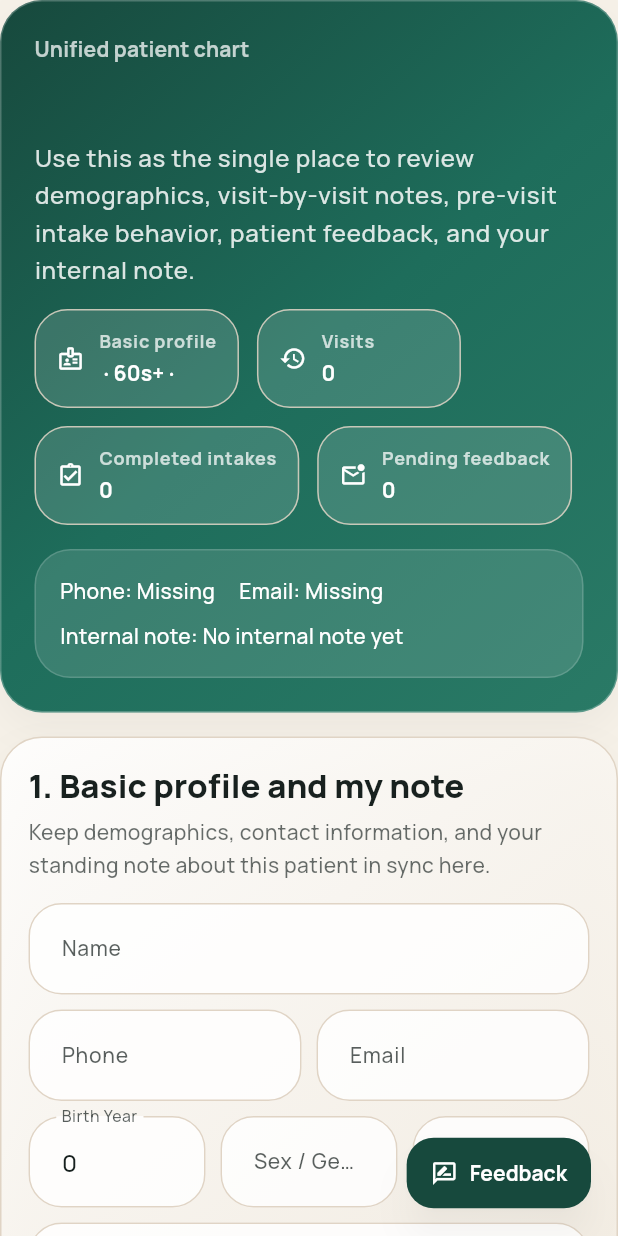
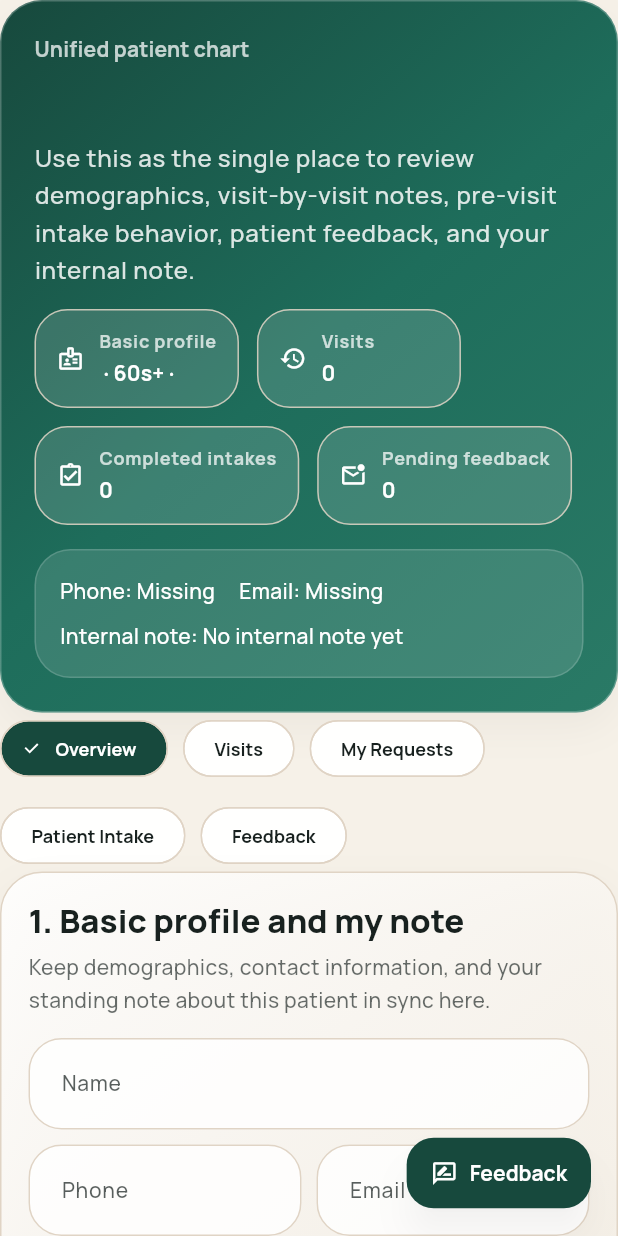
Before and after one commit to HugoSeong0721/test-mvp, a Flutter app: the PatientRecordWorkspace widget shown alone on an empty page, opened directly with empty values, on a phone screen of 412 x 824 dp. Run offline on Flutter 3.47's test engine with Material 3 defaults, Android fonts, the phone set to English and light mode, and no system bars; our stand-ins replace cloud_firestore, firebase_auth, firebase_core, google_fonts, shared_preferences; missing offline and left inert: dart:html; accounts and stored records are empty.

Commit message:
Simplify patient home and tab practitioner patient chart

```diff
--- a/lib/features/practitioner_dashboard/presentation/patient_record_workspace.dart
+++ b/lib/features/practitioner_dashboard/presentation/patient_record_workspace.dart
@@ -5,6 +5,8 @@ import '../../../core/data/clinic_data_store.dart';
 import '../../../core/settings/app_language_controller.dart';
 import '../../../core/theme/app_theme.dart';
 import '../../../core/widgets/app_shell.dart';
+
+enum _PatientRecordTab { overview, visits, requests, intake, feedback }
 
 class PatientRecordWorkspace extends StatefulWidget {
   const PatientRecordWorkspace({
@@ -32,6 +34,7 @@ class _PatientRecordWorkspaceState extends State<PatientRecordWorkspace> {
   late TextEditingController _sexController;
   late TextEditingController _ethnicityController;
   late TextEditingController _memoController;
+  _PatientRecordTab _selectedTab = _PatientRecordTab.overview;
 
   @override
   void initState() {
@@ -275,7 +278,73 @@ class _PatientRecordWorkspaceState extends State<PatientRecordWorkspace> {
                           ],
                         ),
                       ),
-                      const SizedBox(height: 16),
+                      const SizedBox.shrink(),
+                      Wrap(
+                        spacing: 10,
+                        runSpacing: 10,
+                        children: [
+                          ChoiceChip(
+                            label: Text(
+                              lang.tr('Overview', '기본 정보'),
+                            ),
+                            selected:
+                                _selectedTab == _PatientRecordTab.overview,
+                            onSelected: (_) {
+                              setState(
+                                () => _selectedTab = _PatientRecordTab.overview,
+                              );
+                            },
+                          ),
+                          ChoiceChip(
+                            label: Text(
+                              lang.tr('Visits', '방문 기록'),
+                            ),
+                            selected: _selectedTab == _PatientRecordTab.visits,
+                            onSelected: (_) {
+                              setState(
+                                () => _selectedTab = _PatientRecordTab.visits,
+                              );
+                            },
+                          ),
+                          ChoiceChip(
+                            label: Text(
+                              lang.tr('My Requests', '내 요청'),
+                            ),
+                            selected:
+                                _selectedTab == _PatientRecordTab.requests,
+                            onSelected: (_) {
+                              setState(
+                                () => _selectedTab = _PatientRecordTab.requests,
+                              );
+                            },
+                          ),
+                          ChoiceChip(
+                            label: Text(
+                              lang.tr('Patient Intake', '환자 문진'),
+                            ),
+                            selected: _selectedTab == _PatientRecordTab.intake,
+                            onSelected: (_) {
+                              setState(
+                                () => _selectedTab = _PatientRecordTab.intake,
+                              );
+                            },
+                          ),
+                          ChoiceChip(
+                            label: Text(
+                              lang.tr('Feedback', '피드백'),
+                            ),
+                            selected:
+                                _selectedTab == _PatientRecordTab.feedback,
+                            onSelected: (_) {
+                              setState(
+                                () => _selectedTab = _PatientRecordTab.feedback,
+                              );
+                            },
+                          ),
+                        ],
+                      ),
+                      const SizedBox.shrink(),
+                      if (_selectedTab == _PatientRecordTab.overview) ...[
                       AppPanel(
                         padding: const EdgeInsets.all(18),
                         child: Column(
@@ -389,7 +458,9 @@ class _PatientRecordWorkspaceState extends State<PatientRecordWorkspace> {
                           ],
                         ),
                       ),
-                      const SizedBox(height: 16),
+                      ],
+                      const SizedBox.shrink(),
+                      if (_selectedTab == _PatientRecordTab.visits) ...[
                       AppPanel(
                         padding: const EdgeInsets.all(18),
                         child: Column(
@@ -583,7 +654,9 @@ class _PatientRecordWorkspaceState extends State<PatientRecordWorkspace> {
                           ],
                         ),
                       ),
-                      const SizedBox(height: 16),
+                      ],
+                      const SizedBox.shrink(),
+                      if (_selectedTab == _PatientRecordTab.requests) ...[
                       AppPanel(
                         padding: const EdgeInsets.all(18),
                         child: Column(
@@ -716,7 +789,9 @@ class _PatientRecordWorkspaceState extends State<PatientRecordWorkspace> {
                           ],
                         ),
                       ),
+                      ],
                       const SizedBox(height: 16),
+                      if (_selectedTab == _PatientRecordTab.intake) ...[
                       AppPanel(
                         padding: const EdgeInsets.all(18),
                         child: Column(
@@ -886,7 +961,9 @@ class _PatientRecordWorkspaceState extends State<PatientRecordWorkspace> {
                           ],
                         ),
                       ),
+                      ],
                       const SizedBox(height: 16),
+                      if (_selectedTab == _PatientRecordTab.feedback) ...[
                       AppPanel(
                         padding: const EdgeInsets.all(18),
                         child: Column(
@@ -980,6 +1057,7 @@ class _PatientRecordWorkspaceState extends State<PatientRecordWorkspace> {
                           ],
                         ),
                       ),
+                      ],
                     ],
                   ),
                 );
```
Also changed, not shown: lib/features/patient_home/presentation/patient_home_screen.dart (+8 -4 lines), 1 other file.
